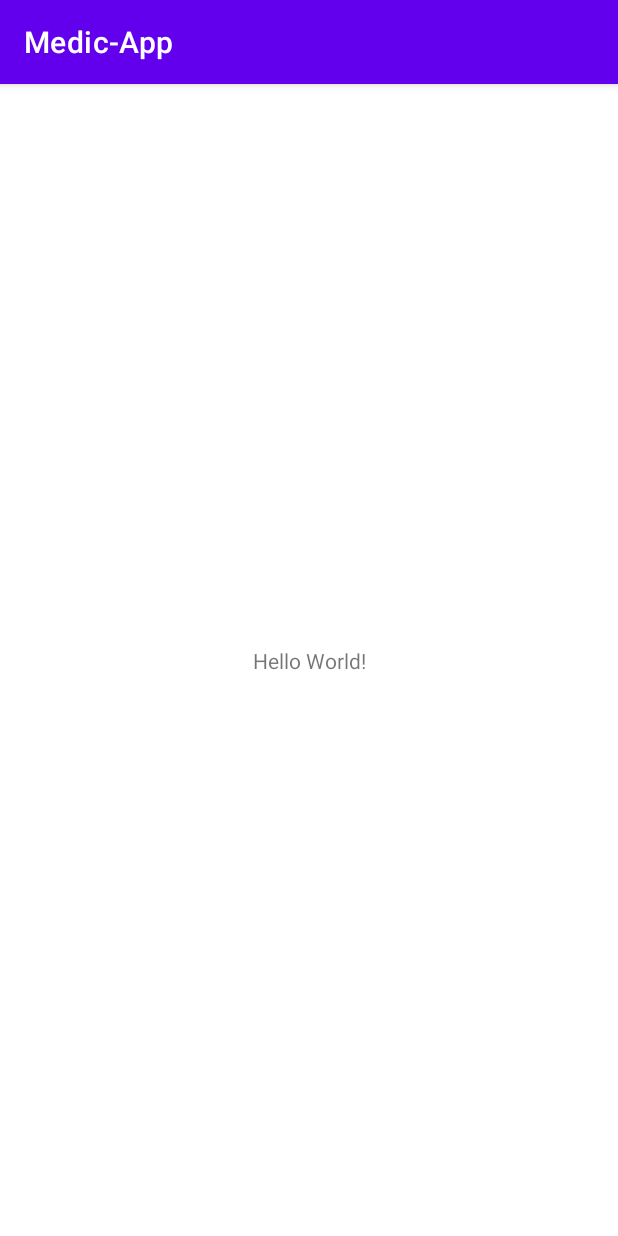
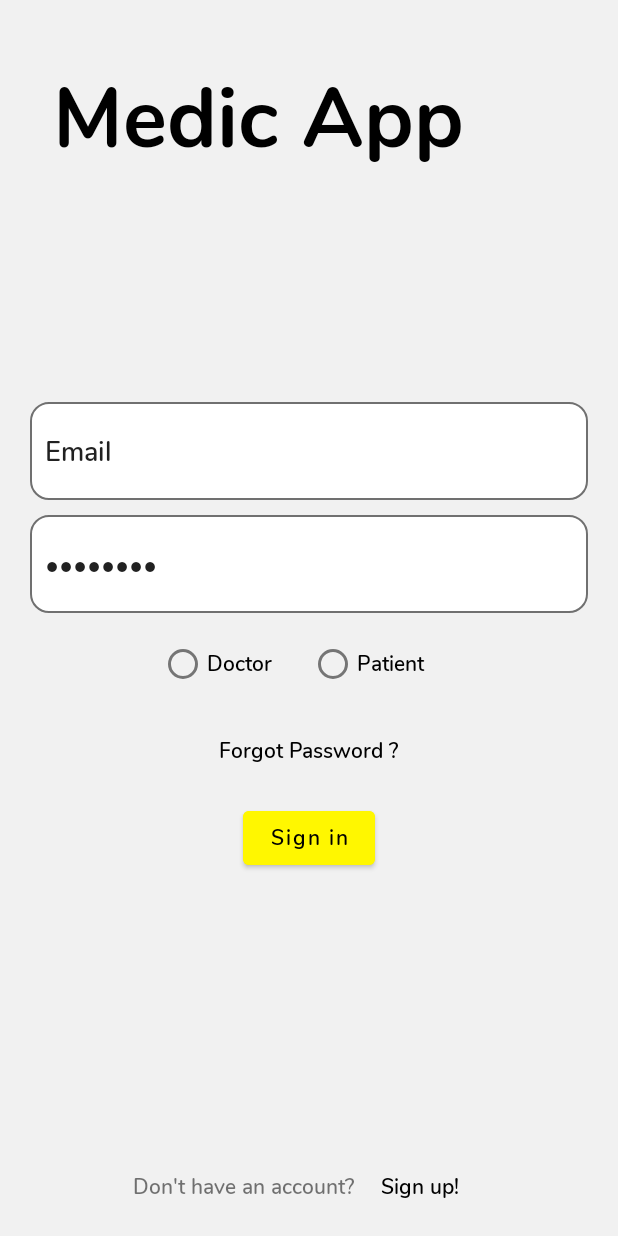
Before and after one commit to HKpro2090/Medic-App, an Android app: the screen it shows after launch (MainActivity), on a phone screen of 412 x 824 dp. Run offline under Robolectric (Android 15) with nearby library versions, the phone set to English and light mode, and no system bars.

Commit message:
Fixed Commit

```diff
--- a/app/build.gradle
+++ b/app/build.gradle
@@ -3,12 +3,12 @@ plugins {
 }
 
 android {
-    compileSdk 31
+    compileSdk 27
 
     defaultConfig {
         applicationId "com.example.medic_app"
-        minSdk 23
-        targetSdk 31
+        minSdk 21
+        targetSdk 28
         versionCode 1
         versionName "1.0"
 
@@ -25,8 +25,8 @@ android {
         sourceCompatibility JavaVersion.VERSION_1_8
         targetCompatibility JavaVersion.VERSION_1_8
     }
-    compileSdkVersion 23
-    buildToolsVersion '31.0.0'
+    compileSdkVersion 28
+    buildToolsVersion '28.0.3'
 }
 
 dependencies {
--- a/app/src/main/java/com/example/medic_app/MainActivity.java
+++ b/app/src/main/java/com/example/medic_app/MainActivity.java
@@ -1,8 +1,9 @@
 package com.example.medic_app;
 
+import android.os.Bundle;
+import android.widget.Button;
+
 import androidx.appcompat.app.AppCompatActivity;
-
-import android.os.Bundle;
 
 public class MainActivity extends AppCompatActivity {
 
@@ -10,6 +11,7 @@ public class MainActivity extends AppCompatActivity {
     protected void onCreate(Bundle savedInstanceState) {
         super.onCreate(savedInstanceState);
         setContentView(R.layout.activity_main);
-        //comment to test
+       Bundle users = new Bundle();
+       users.putString("ajiteshjs2001@gmail.com","");
     }
 }
--- /dev/null
+++ b/app/src/main/res/drawable-v24/textview_border.xml
@@ -0,0 +1,9 @@
+<?xml version="1.0" encoding="utf-8"?>
+<shape xmlns:android="http://schemas.android.com/apk/res/android"
+    android:shape="rectangle">
+    <solid android:color="#FFFFFF" />
+    <stroke android:color="#707070"
+        android:width="1dp"/>
+    <corners android:radius="12dp" />
+
+</shape>
--- a/app/src/main/res/layout/activity_main.xml
+++ b/app/src/main/res/layout/activity_main.xml
@@ -1,18 +1,140 @@
-<?xml version="1.0" encoding="utf-8"?>
+<?xml version="1.0" encoding="UTF-8" ?>
 <androidx.constraintlayout.widget.ConstraintLayout xmlns:android="http://schemas.android.com/apk/res/android"
     xmlns:app="http://schemas.android.com/apk/res-auto"
     xmlns:tools="http://schemas.android.com/tools"
     android:layout_width="match_parent"
     android:layout_height="match_parent"
-    tools:context=".MainActivity">
+    android:background="#80E4E4E4"
+>
 
     <TextView
+        android:id="@+id/Apptitle"
         android:layout_width="wrap_content"
         android:layout_height="wrap_content"
-        android:text="Hello World!"
+        android:layout_alignParentTop="true"
+        android:fontFamily="@font/nunito_bold"
+        android:text="Medic App"
+        android:textColor="#000000"
+        android:textSize="55sp"
+        android:textStyle="bold"
         app:layout_constraintBottom_toBottomOf="parent"
-        app:layout_constraintLeft_toLeftOf="parent"
-        app:layout_constraintRight_toRightOf="parent"
-        app:layout_constraintTop_toTopOf="parent" />
+        app:layout_constraintEnd_toEndOf="parent"
+        app:layout_constraintHorizontal_bias="0.257"
+        app:layout_constraintStart_toStartOf="parent"
+        app:layout_constraintTop_toTopOf="parent"
+        app:layout_constraintVertical_bias="0.05" />
 
+    <LinearLayout
+        android:id="@+id/logininfoLayout"
+        android:layout_width="372dp"
+        android:layout_height="328dp"
+        android:orientation="vertical"
+        app:layout_constraintBottom_toBottomOf="parent"
+        app:layout_constraintEnd_toEndOf="parent"
+        app:layout_constraintStart_toStartOf="parent"
+        app:layout_constraintTop_toTopOf="parent"
+        app:layout_constraintVertical_bias="0.53999996">
+
+        <EditText
+            android:id="@+id/EmailField"
+            android:layout_width="match_parent"
+            android:layout_height="65dp"
+            android:background="@drawable/textview_border"
+            android:ems="10"
+            android:fontFamily="@font/nunito_semibold"
+            android:inputType="textPersonName"
+            android:padding="10dp"
+            android:text="Email" />
+
+        <EditText
+            android:id="@+id/PasswordField"
+            android:layout_width="match_parent"
+            android:layout_height="65dp"
+            android:layout_marginTop="10dp"
+            android:layout_marginBottom="0dp"
+            android:background="@drawable/textview_border"
+            android:ems="10"
+            android:fontFamily="@font/nunito_semibold"
+            android:inputType="textPassword"
+            android:padding="10dp"
+            android:text="Password" />
+
+        <RadioGroup
+            android:layout_width="match_parent"
+            android:layout_height="wrap_content"
+            android:layout_marginTop="10dp"
+            android:gravity="center"
+            android:orientation="horizontal">
+
+            <RadioButton
+                android:id="@+id/DoctorRadioButton"
+                android:layout_width="100dp"
+                android:layout_height="wrap_content"
+                android:fontFamily="@font/nunito_semibold"
+                android:text="Doctor" />
+
+            <RadioButton
+                android:id="@+id/PatientRadioButton"
+                android:layout_width="100dp"
+                android:layout_height="wrap_content"
+                android:fontFamily="@font/nunito_semibold"
+                android:text="Patient" />
+        </RadioGroup>
+
+        <Button
+            android:id="@+id/ForgotPasswordButton"
+            style="?android:attr/borderlessButtonStyle"
+            android:layout_width="wrap_content"
+            android:layout_height="wrap_content"
+            android:layout_gravity="center"
+            android:layout_marginTop="10dp"
+            android:backgroundTint="@null"
+            android:fontFamily="@font/nunito_semibold"
+            android:text="Forgot Password ?"
+            android:textAllCaps="false"
+            android:textColor="#000000" />
+
+        <Button
+            android:id="@+id/SignInButton"
+            android:layout_width="wrap_content"
+            android:layout_height="wrap_content"
+            android:layout_gravity="center"
+            android:layout_marginTop="10dp"
+            android:backgroundTint="#FFF700"
+            android:fontFamily="@font/nunito_semibold"
+            android:gravity="center"
+            android:text="Sign in"
+            android:textAllCaps="false"
+            android:textColor="#000000" />
+
+    </LinearLayout>
+
+    <LinearLayout
+        android:id="@+id/SignupLayout"
+        android:layout_width="wrap_content"
+        android:layout_height="wrap_content"
+        android:gravity="center"
+        app:layout_constraintBottom_toBottomOf="parent"
+        app:layout_constraintEnd_toEndOf="parent"
+        app:layout_constraintStart_toStartOf="parent"
+        app:layout_constraintTop_toTopOf="parent"
+        app:layout_constraintVertical_bias="1.0">
+
+        <TextView
+            android:layout_width="wrap_content"
+            android:layout_height="wrap_content"
+            android:fontFamily="@font/nunito_semibold"
+            android:text="Don't have an account?" />
+
+        <Button
+            android:id="@+id/SignUpButton"
+            style="?android:attr/borderlessButtonStyle"
+            android:layout_width="wrap_content"
+            android:layout_height="66dp"
+            android:backgroundTint="@null"
+            android:fontFamily="@font/nunito_semibold"
+            android:text="Sign up!"
+            android:textAllCaps="false"
+            android:textColor="#000000" />
+    </LinearLayout>
 </androidx.constraintlayout.widget.ConstraintLayout>
--- a/app/src/main/res/values-night/themes.xml
+++ b/app/src/main/res/values-night/themes.xml
@@ -1,9 +1,9 @@
 <resources xmlns:tools="http://schemas.android.com/tools">
     <!-- Base application theme. -->
-    <style name="Theme.MedicApp" parent="Theme.MaterialComponents.DayNight.DarkActionBar">
+    <style name="Theme.MedicApp" parent="Theme.MaterialComponents.DayNight.NoActionBar">
         <!-- Primary brand color. -->
-        <item name="colorPrimary">@color/purple_200</item>
-        <item name="colorPrimaryVariant">@color/purple_700</item>
+        <item name="colorPrimary">#000000</item>
+        <item name="colorPrimaryVariant">#000000</item>
         <item name="colorOnPrimary">@color/black</item>
         <!-- Secondary brand color. -->
         <item name="colorSecondary">@color/teal_200</item>
--- a/app/src/main/res/values/themes.xml
+++ b/app/src/main/res/values/themes.xml
@@ -1,9 +1,9 @@
 <resources xmlns:tools="http://schemas.android.com/tools">
     <!-- Base application theme. -->
-    <style name="Theme.MedicApp" parent="Theme.MaterialComponents.DayNight.DarkActionBar">
+    <style name="Theme.MedicApp" parent="Theme.MaterialComponents.DayNight.NoActionBar">
         <!-- Primary brand color. -->
-        <item name="colorPrimary">@color/purple_500</item>
-        <item name="colorPrimaryVariant">@color/purple_700</item>
+        <item name="colorPrimary">#000000</item>
+        <item name="colorPrimaryVariant">#000000</item>
         <item name="colorOnPrimary">@color/white</item>
         <!-- Secondary brand color. -->
         <item name="colorSecondary">@color/teal_200</item>
```
Also changed, not shown: app/src/main/res/font/nunito_bold.ttf (added), app/src/main/res/font/nunito_semibold.ttf (added).
